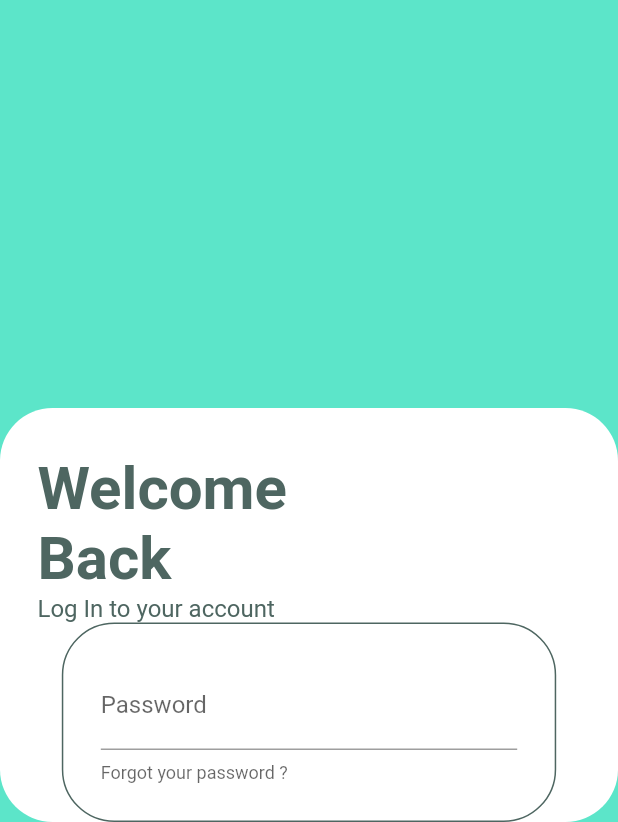
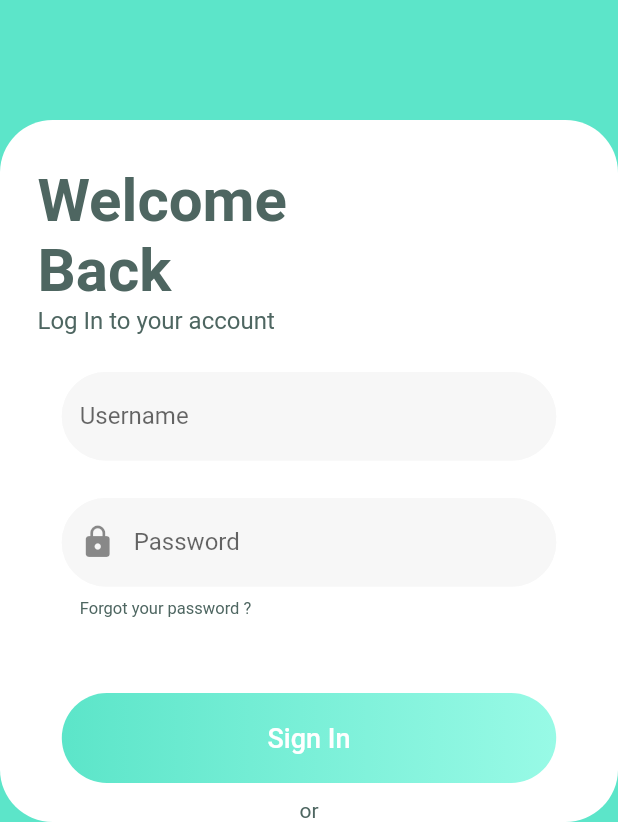
Before and after one commit to Benji22ben/Dymogo, a Flutter app: the screen it shows after launch, after a tap on "Sign In", on a phone screen of 412 x 824 dp, the part 414-1236 px from its top. Run offline on Flutter 3.47's test engine with Material 2 defaults, Android fonts, the phone set to English and light mode, and no system bars; our stand-ins replace camera, flutter_map, flutter_svg, get_it, latlong2, location and 1 more; missing offline and left inert: assorted_layout_widgets, tflite.

Commit message:
Rework loginscreen 50%

```diff
--- a/lib/constants.dart
+++ b/lib/constants.dart
@@ -7,5 +7,6 @@ const kDarkTextColor = Color(0xFF4E6661);
 const kGrey = Color(0xFFB5B5B5);
 const kTextColor2 = Color(0xFF4E6661);
 const kShadow = Color(0xA6A6A640);
+const kTextInputBg = Color(0xFFF7F7F7);
 const baseUrl =
     "http://ec2-15-188-89-241.eu-west-3.compute.amazonaws.com:8000/api/";
--- a/lib/views/home/home_screen.dart
+++ b/lib/views/home/home_screen.dart
@@ -1,5 +1,6 @@
 import 'package:dymogo/views/signup/signup_screen.dart';
 import 'package:flutter/material.dart';
+import 'package:flutter/services.dart';
 import 'package:flutter_svg/flutter_svg.dart';
 import 'package:dymogo/constants.dart';
 import 'package:dymogo/views/camera/camera_screen.dart';
@@ -18,6 +19,8 @@ class HomeScreen extends StatelessWidget {
         body: Stack(
           children: [
             Container(
+              width: screenWidth,
+              height: screenHeight,
               color: kPrimaryColor,
             ),
             Column(
@@ -25,7 +28,7 @@ class HomeScreen extends StatelessWidget {
                 Align(
                   alignment: Alignment.topLeft,
                   child: Container(
-                    margin: const EdgeInsets.only(top: 25, left: 10),
+                    margin: const EdgeInsets.only(left: 10),
                     child: SvgPicture.asset(
                       "assets/images/written_logo.svg",
                     ),
--- a/lib/views/login/login_screen.dart
+++ b/lib/views/login/login_screen.dart
@@ -90,20 +90,47 @@ class LoginScreen extends StatelessWidget {
                     ),
                   ),
                   Container(
-                    padding: EdgeInsets.all(25),
-                    decoration: BoxDecoration(
-                      border: Border.all(
-                        color: kDarkTextColor,
-                      ),
-                      borderRadius: BorderRadius.circular(35),
-                    ),
+                    margin: const EdgeInsets.only(top: 25),
                     width: screenWidth * 0.8,
                     child: TextFormField(
                       obscureText: true,
                       enableSuggestions: false,
                       autocorrect: false,
                       decoration: const InputDecoration(
+                          enabledBorder: OutlineInputBorder(
+                            borderSide: BorderSide(color: kTextInputBg),
+                            borderRadius: BorderRadius.all(Radius.circular(30)),
+                          ),
+                          fillColor: kTextInputBg,
+                          filled: true,
+                          labelText: 'Username',
+                          hintText: 'Your username'),
+                      validator: (String? value) {
+                        if (value == null || value.isEmpty) {
+                          return 'Please enter your username';
+                        }
+                        return null;
+                      },
+                    ),
+                  ),
+                  Container(
+                    margin: const EdgeInsets.only(top: 25),
+                    width: screenWidth * 0.8,
+                    child: TextFormField(
+                      obscureText: true,
+                      enableSuggestions: false,
+                      autocorrect: false,
+                      decoration: const InputDecoration(
+                          enabledBorder: OutlineInputBorder(
+                            borderSide: BorderSide(color: kTextInputBg),
+                            borderRadius: BorderRadius.all(Radius.circular(30)),
+                          ),
+                          fillColor: kTextInputBg,
+                          filled: true,
                           helperText: 'Forgot your password ?',
+                          helperStyle:
+                              TextStyle(color: kDarkTextColor, fontSize: 11),
+                          prefixIcon: Icon(Icons.lock),
                           labelText: 'Password',
                           hintText: 'Your password'),
                       validator: (String? value) {
@@ -112,6 +139,41 @@ class LoginScreen extends StatelessWidget {
                         }
                         return null;
                       },
+                    ),
+                  ),
+                  Container(
+                      width: screenWidth * 0.8,
+                      height: 60,
+                      margin: const EdgeInsets.only(top: 50),
+                      decoration: BoxDecoration(
+                        gradient: const LinearGradient(
+                            colors: [kPrimaryColor, kSecondaryColor]),
+                        border: Border.all(
+                          color: Colors.transparent,
+                        ),
+                        borderRadius:
+                            const BorderRadius.all(Radius.circular(30)),
+                        color: kPrimaryColor,
+                      ),
+                      child: TextButton(
+                        onPressed: () {
+                          // Navigator.push(
+                          // context,
+                          // MaterialPageRoute(
+                          // builder: (_) => const CameraScreen(),
+                          // ),
+                          // );
+                        },
+                        child: const Text(
+                          "Sign In",
+                          style: TextStyle(fontSize: 18, color: Colors.white),
+                        ),
+                      )),
+                  Container(
+                    margin: const EdgeInsets.only(top: 10),
+                    child: const Text(
+                      "or",
+                      style: TextStyle(fontSize: 14, color: kDarkTextColor),
                     ),
                   ),
                 ]))
```
Also changed, not shown: assets/images/photoExemple.png (deleted), 2 other files.
